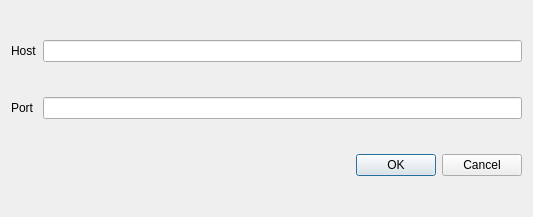
First picture: the form in ChatClient/dialog.ui, repository spelka/LinuxChat, before the edit.
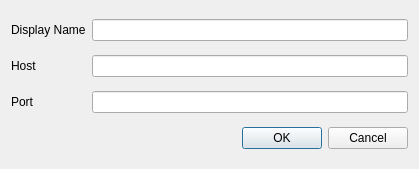
Second picture: the form after the edit.

The edit to the form file:
```diff
--- a/ChatClient/dialog.ui
+++ b/ChatClient/dialog.ui
@@ -6,18 +6,25 @@
    <rect>
     <x>0</x>
     <y>0</y>
-    <width>533</width>
-    <height>217</height>
+    <width>419</width>
+    <height>169</height>
    </rect>
   </property>
   <property name="windowTitle">
    <string>Dialog</string>
   </property>
   <layout class="QGridLayout" name="gridLayout">
-   <item row="2" column="1">
-    <widget class="QLineEdit" name="portEdit"/>
+   <item row="1" column="0">
+    <widget class="QLabel" name="label">
+     <property name="text">
+      <string>Host</string>
+     </property>
+    </widget>
    </item>
    <item row="3" column="1">
+    <widget class="QLineEdit" name="portEdit"/>
+   </item>
+   <item row="4" column="1">
     <widget class="QDialogButtonBox" name="buttonBox">
      <property name="orientation">
       <enum>Qt::Horizontal</enum>
@@ -27,20 +34,23 @@
      </property>
     </widget>
    </item>
-   <item row="2" column="0">
+   <item row="3" column="0">
     <widget class="QLabel" name="label_2">
      <property name="text">
       <string>Port</string>
      </property>
     </widget>
    </item>
-   <item row="0" column="1">
+   <item row="1" column="1">
     <widget class="QLineEdit" name="hostEdit"/>
    </item>
+   <item row="0" column="1">
+    <widget class="QLineEdit" name="displayNameEdit"/>
+   </item>
    <item row="0" column="0">
-    <widget class="QLabel" name="label">
+    <widget class="QLabel" name="label_3">
      <property name="text">
-      <string>Host</string>
+      <string>Display Name</string>
      </property>
     </widget>
    </item>
```
Left out of the diff: 17 changed lines with no effect on the pictures.
